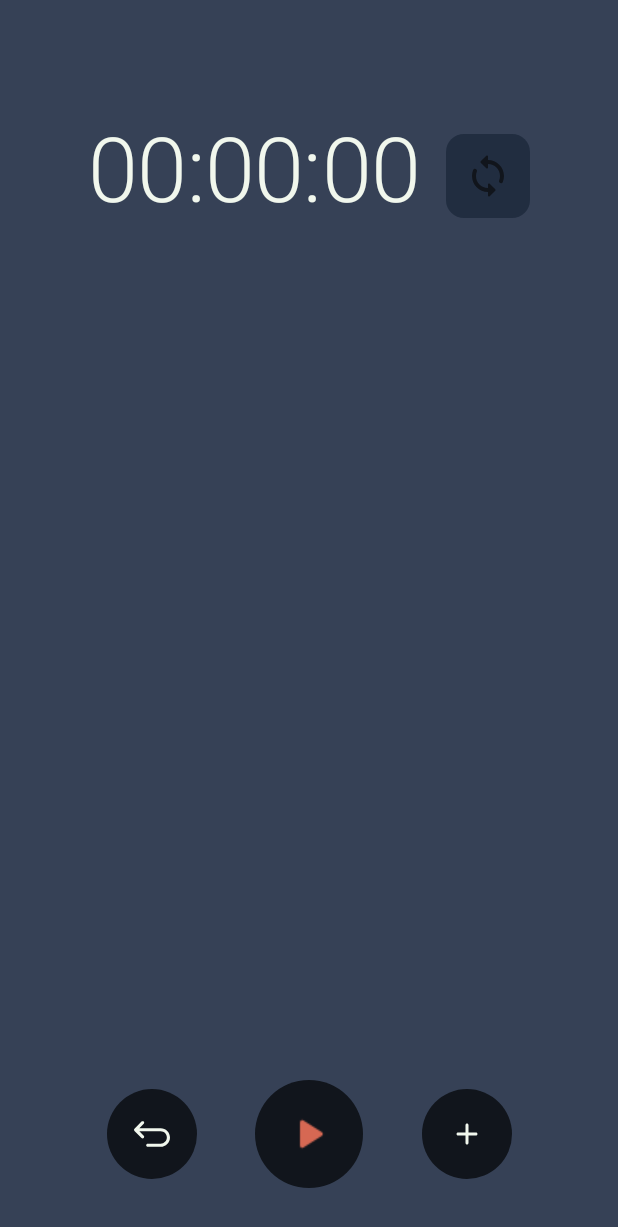
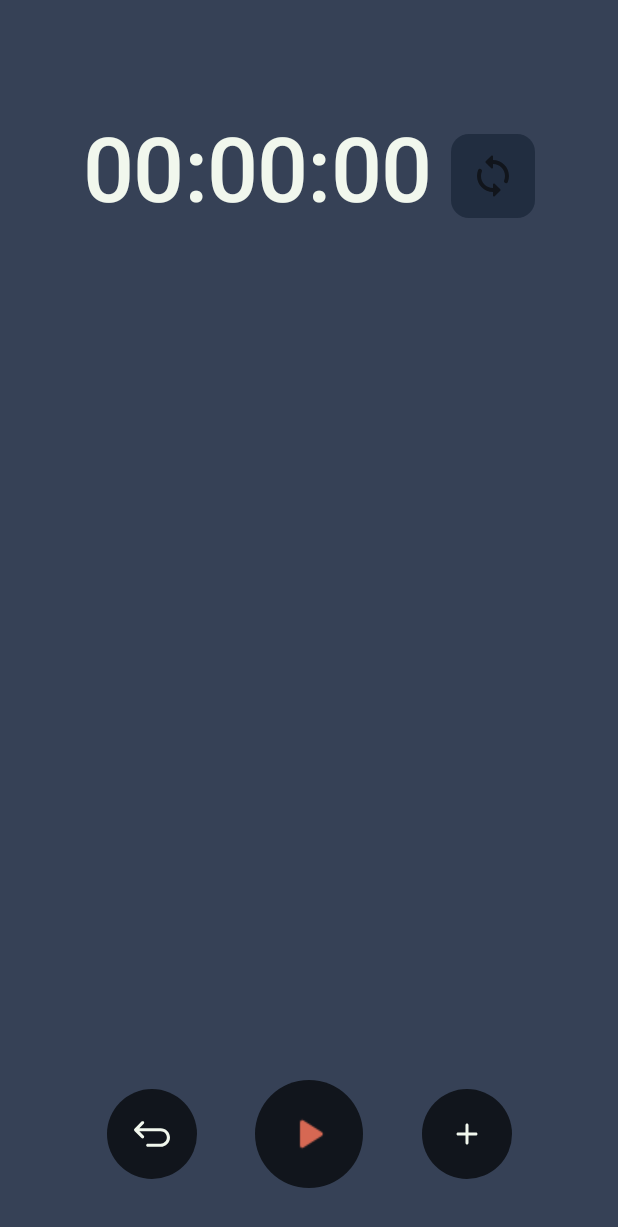
Before and after one commit to UnayShah/CountdownTimer, an Android app: the TimerActivity screen opened directly, with no data from a screen before it, after a tap on "Add", on a phone screen of 412 x 824 dp. Shown: the top 1227 px of the screen. Run offline under Robolectric (Android 15) with nearby library versions, the phone set to English and light mode, and no system bars; our stand-ins replace AdMob; 2 statements that could not run were skipped.

Commit message:
Bold timer text

```diff
--- a/app/src/main/res/layout/timer_layout_recycler.xml
+++ b/app/src/main/res/layout/timer_layout_recycler.xml
@@ -48,6 +48,7 @@
             android:layout_height="wrap_content"
             android:gravity="center"
             android:paddingBottom="@dimen/padding_small"
+            android:textStyle="bold"
             android:text="@string/timer_zero"
             android:textColor="@color/text"
             app:layout_constraintBottom_toBottomOf="parent"
--- a/app/src/main/res/values/styles.xml
+++ b/app/src/main/res/values/styles.xml
@@ -22,6 +22,7 @@
         <item name="android:background">@drawable/number_picker_design</item>
         <item name="android:textColorPrimary">@color/text</item>
         <item name="android:colorControlNormal">@color/text</item>
+        <item name="android:colorControlActivated">@color/text</item>
         <item name="android:layout_marginLeft">@dimen/padding_vvsmall</item>
         <item name="android:layout_marginRight">@dimen/padding_vvsmall</item>
     </style>
```
